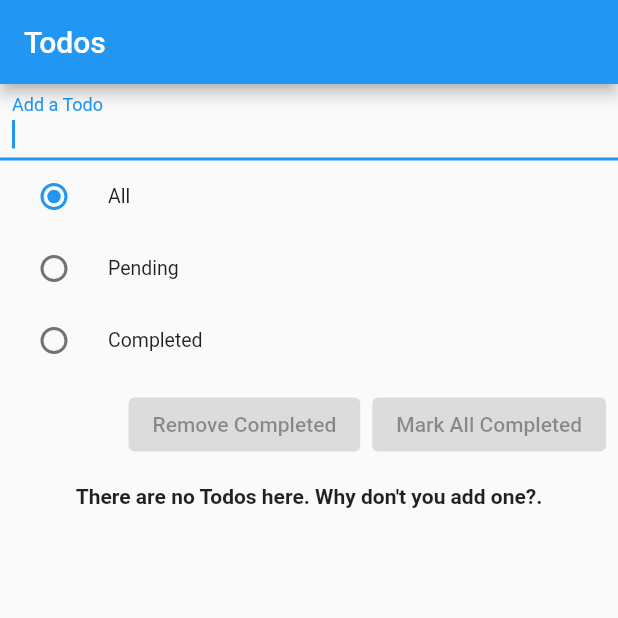
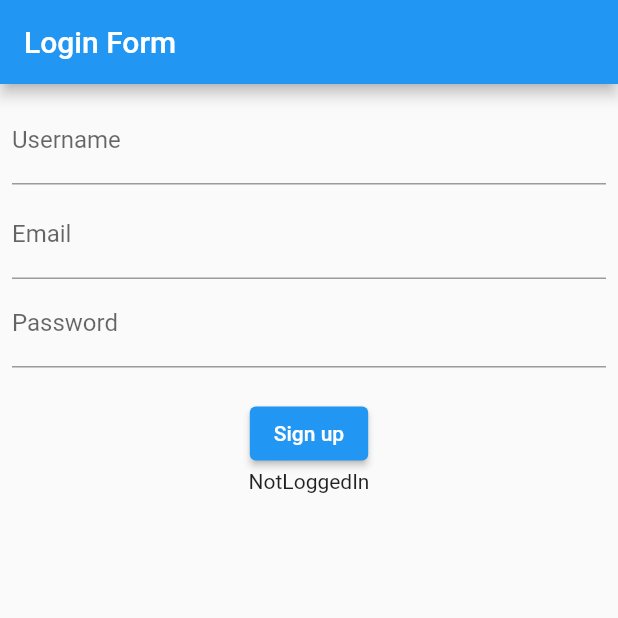
Before and after one commit to AJJaguar/mobx, a Flutter app: the screen it shows after launch, on a phone screen of 412 x 824 dp, the top half of it. Run offline on Flutter 3.47's test engine with Material 2 defaults, Android fonts, the phone set to English and light mode, and no system bars; our stand-ins replace flutter_mobx, mobx, validators; generated files the repository leaves out were written again.

Commit message:
form example

```diff
--- /dev/null
+++ b/lib/examples/form_example/form_example.dart
@@ -0,0 +1,83 @@
+import 'package:flutter/material.dart';
+import 'package:flutter_mobx/flutter_mobx.dart';
+import 'package:mobx_examples/form_store.dart';
+
+class FormExample extends StatefulWidget {
+  const FormExample({Key? key}) : super(key: key);
+
+  @override
+  _FormExampleState createState() => _FormExampleState();
+}
+
+class _FormExampleState extends State<FormExample> {
+  final FormStore store = FormStore();
+
+  @override
+  void initState() {
+    super.initState();
+    store.setupValidations();
+  }
+
+  @override
+  void dispose() {
+    store.dispose();
+    super.dispose();
+  }
+
+  @override
+  Widget build(BuildContext context) => Scaffold(
+      appBar: AppBar(
+        title: const Text('Login Form'),
+      ),
+      body: Form(
+        child: Padding(
+          padding: const EdgeInsets.all(8),
+          child: Column(
+            children: <Widget>[
+              Observer(
+                builder: (_) => TextField(
+                  onChanged: (value) => store.name = value,
+                  decoration: InputDecoration(
+                      labelText: 'Username',
+                      hintText: 'Pick a username',
+                      errorText: store.error.username),
+                ),
+              ),
+              Observer(
+                builder: (_) => AnimatedOpacity(
+                  duration: const Duration(milliseconds: 300),
+                  opacity: store.isUserCheckPending ? 1 : 0,
+                  child: const LinearProgressIndicator(),
+                ),
+              ),
+              Observer(
+                builder: (_) => TextField(
+                  onChanged: (value) => store.email = value,
+                  decoration: InputDecoration(
+                      labelText: 'Email',
+                      hintText: 'Enter your email address',
+                      errorText: store.error.email),
+                ),
+              ),
+              Observer(
+                builder: (_) => TextField(
+                  onChanged: (value) => store.password = value,
+                  decoration: InputDecoration(
+                      labelText: 'Password',
+                      hintText: 'Set a password',
+                      errorText: store.error.password),
+                ),
+              ),
+              const SizedBox(height: 20),
+              ElevatedButton(
+                onPressed: store.validateAll,
+                child: const Text('Sign up'),
+              ),
+              Observer(
+                builder: (_) => Text(store.hi),
+              ),
+            ],
+          ),
+        ),
+      ));
+}
--- /dev/null
+++ b/lib/form_store.dart
@@ -0,0 +1,120 @@
+import 'package:mobx/mobx.dart';
+import 'package:validators/validators.dart';
+part 'form_store.g.dart';
+
+// class CustomColor extends Color {
+//   CustomColor(int value) : super();
+// }
+
+class FormStore = _FormStore with _$FormStore;
+
+abstract class _FormStore with Store {
+  final FormErrorState error = FormErrorState();
+  // @observable
+  // CustomColor color = CustomColor(0);
+
+  @observable
+  String name = '';
+
+  @observable
+  String email = '';
+
+  @observable
+  String password = '';
+
+  @observable
+  ObservableFuture<bool> usernameCheck = ObservableFuture.value(true);
+
+  @computed
+  bool get isUserCheckPending => usernameCheck.status == FutureStatus.pending;
+
+  @computed
+  bool get canLogin => !error.hasErrors;
+
+  late List<ReactionDisposer> _disposers;
+
+  void setupValidations() {
+    _disposers = [
+      reaction((_) => name, validateUsername),
+      reaction((_) => email, validateEmail),
+      reaction((_) => password, validatePassword)
+    ];
+  }
+
+  @action
+  Future validateUsername(String value) async {
+    if (isNull(value) || value.isEmpty) {
+      error.username = 'Cannot be blank';
+      return;
+    }
+
+    try {
+      usernameCheck = ObservableFuture(checkValidUsername(value));
+
+      error.username = null;
+
+      final isValid = await usernameCheck;
+      if (!isValid) {
+        error.username = 'Username cannot be "admin"';
+        return;
+      }
+    } on Object catch (_) {
+      error.username = null;
+    }
+
+    error.username = null;
+  }
+
+  @action
+  void validatePassword(String value) {
+    error.password = isNull(value) || value.isEmpty ? 'Cannot be blank' : null;
+  }
+
+  @action
+  void validateEmail(String value) {
+    error.email = isEmail(value) ? null : 'Not a valid email';
+  }
+
+  Future<bool> checkValidUsername(String value) async {
+    await Future.delayed(const Duration(seconds: 1));
+
+    return value != 'admin';
+  }
+
+  void dispose() {
+    for (final d in _disposers) {
+      d();
+    }
+  }
+
+  void validateAll() {
+    validatePassword(password);
+    validateEmail(email);
+    validateUsername(name);
+    loggedIn();
+  }
+
+  @observable
+  String hi = 'NotLoggedIn';
+
+  @action
+  void loggedIn() {
+    hi = 'LoggedIn';
+  }
+}
+
+class FormErrorState = _FormErrorState with _$FormErrorState;
+
+abstract class _FormErrorState with Store {
+  @observable
+  String? username;
+
+  @observable
+  String? email;
+
+  @observable
+  String? password;
+
+  @computed
+  bool get hasErrors => username != null || email != null || password != null;
+}
--- a/lib/main.dart
+++ b/lib/main.dart
@@ -1,4 +1,5 @@
 import 'package:flutter/material.dart';
+import 'package:mobx_examples/examples/form_example/form_example.dart';
 import 'package:mobx_examples/examples/todo_example/todo_example.dart';
 
 void main() {
@@ -17,7 +18,7 @@ class MyApp extends StatelessWidget {
       theme: ThemeData(
         primarySwatch: Colors.blue,
       ),
-      home: TodoExample(),
+      home: const FormExample(),
     );
   }
 }
--- a/pubspec.yaml
+++ b/pubspec.yaml
@@ -38,6 +38,7 @@ dependencies:
   # The following adds the Cupertino Icons font to your application.
   # Use with the CupertinoIcons class for iOS style icons.
   cupertino_icons: ^1.0.2
+  validators: ^3.0.0
 
 dev_dependencies:
   flutter_test:
```
Also changed, not shown: lib/form_store.g.dart (added), lib/todo_list.g.dart, pubspec.lock.
